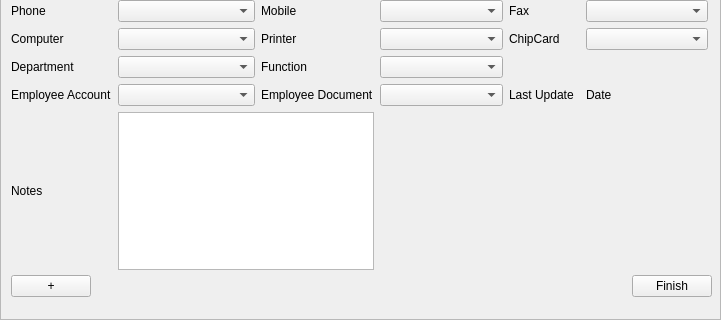
First picture: the form in src/employeeinputdialog.ui, repository jmuelbert/jmbde-QT, before the edit; both pictures show x 0 to 721 and y 230 to 550 of the 721 by 550 pixel window.
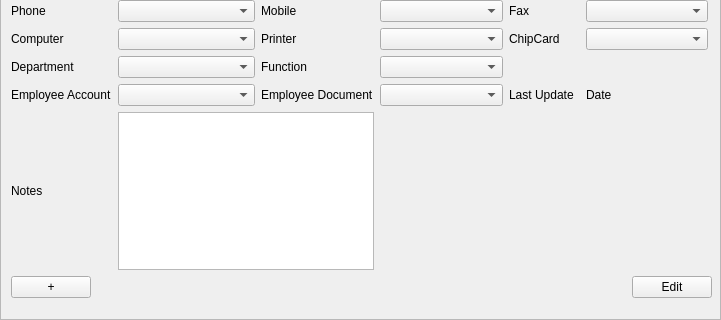
Second picture: the form after the edit.

```diff
--- a/src/employeeinputdialog.ui
+++ b/src/employeeinputdialog.ui
@@ -60,7 +60,7 @@
       <x>10</x>
       <y>500</y>
       <width>701</width>
-      <height>31</height>
+      <height>32</height>
      </rect>
     </property>
     <layout class="QHBoxLayout" name="horizontalLayout">
@@ -87,7 +87,7 @@
      <item>
       <widget class="QPushButton" name="pushButton_Finish">
        <property name="text">
-        <string>Finish</string>
+        <string>Edit</string>
        </property>
       </widget>
      </item>
```
Left out of the diff: 4 changed lines with no effect on the pictures.
